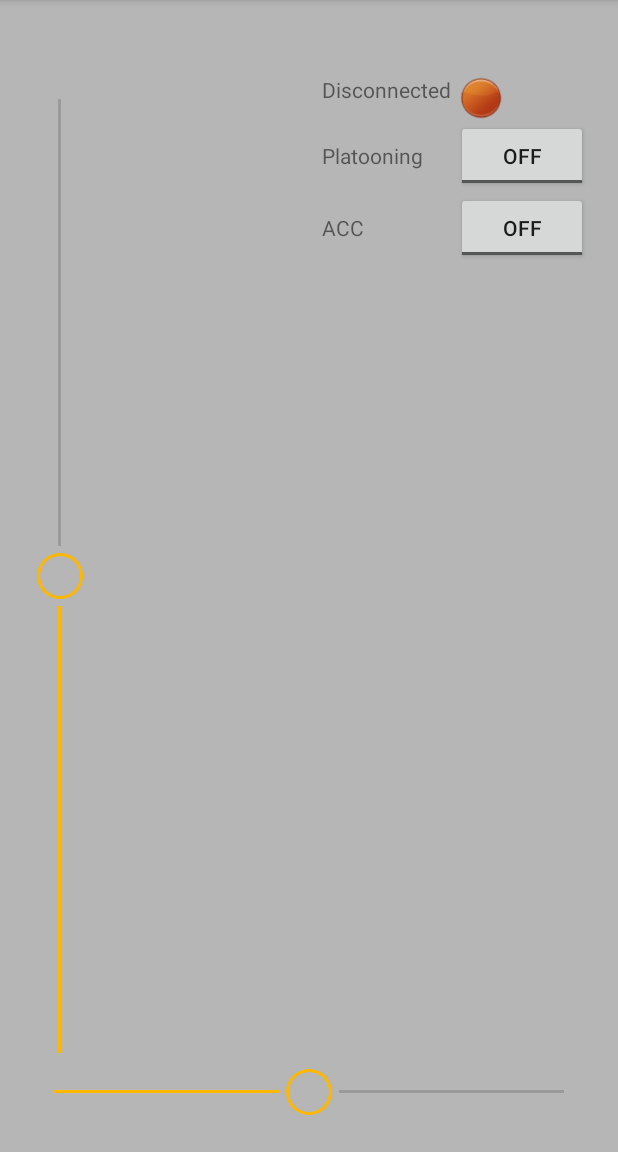
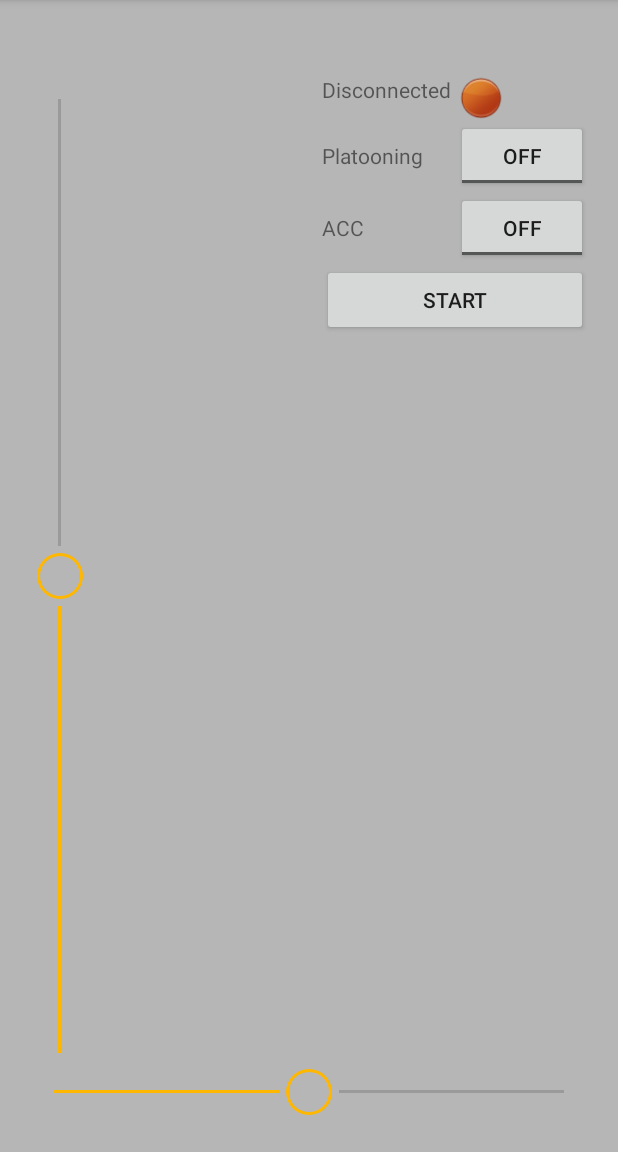
Before and after one commit to PeterGardenas/Moped-Ove, an Android app: the screen it shows after launch (ControlActivity), on a phone screen of 412 x 824 dp, the part 84-1236 px from its top. Run offline under Robolectric (Android 15) with nearby library versions, the phone set to English and light mode, and no system bars.

Commit message:
Added start moped button in app.

```diff
--- a/OveControl/app/src/main/java/se/chalmers/moppe/ovecontrol/ControlActivity.java
+++ b/OveControl/app/src/main/java/se/chalmers/moppe/ovecontrol/ControlActivity.java
@@ -5,6 +5,8 @@ import android.os.Bundle;
 import android.support.v7.app.AppCompatActivity;
 import android.view.Menu;
 import android.view.MenuItem;
+import android.view.View;
+import android.widget.Button;
 import android.widget.ImageView;
 import android.widget.SeekBar;
 import android.widget.TextView;
@@ -37,6 +39,7 @@ public class ControlActivity extends AppCompatActivity implements ObserverStatic
         connectedText = (TextView) findViewById(R.id.connectedText);
         ToggleButton toggleButtonPlatoon = (ToggleButton) findViewById(R.id.toggleButtonPlatoon);
         ToggleButton toggleButtonAcc = (ToggleButton) findViewById(R.id.toggleButtonAcc);
+        Button startButton = (Button) findViewById(R.id.buttonStart);
 
 
         connectedImage.setImageResource(R.drawable.if_circle_orange_10281);
@@ -51,6 +54,13 @@ public class ControlActivity extends AppCompatActivity implements ObserverStatic
         steerSeekBar.setProgress(100);
         speedSeekBar.setProgress(100);
         SocketHandler.addObserver(this);
+
+        startButton.setOnClickListener(new View.OnClickListener() {
+            @Override
+            public void onClick(View view) {
+                new PostRequester().execute("S");
+            }
+        });
     }
 
     /*
--- a/OveControl/app/src/main/res/layout/activity_control.xml
+++ b/OveControl/app/src/main/res/layout/activity_control.xml
@@ -98,6 +98,13 @@
 
             </LinearLayout>
 
+            <Button
+                android:id="@+id/buttonStart"
+                android:layout_width="match_parent"
+                android:layout_height="wrap_content"
+                android:layout_weight="1"
+                android:text="@string/startButton" />
+
         </LinearLayout>
 
     </GridLayout>
--- a/OveControl/app/src/main/res/values/strings.xml
+++ b/OveControl/app/src/main/res/values/strings.xml
@@ -11,4 +11,5 @@
     <string name="acc">ACC</string>
     <string name="connected">Connected</string>
     <string name="btn_close">Close</string>
+    <string name="startButton">Start</string>
 </resources>
```
Also changed, not shown: 1 other file.
